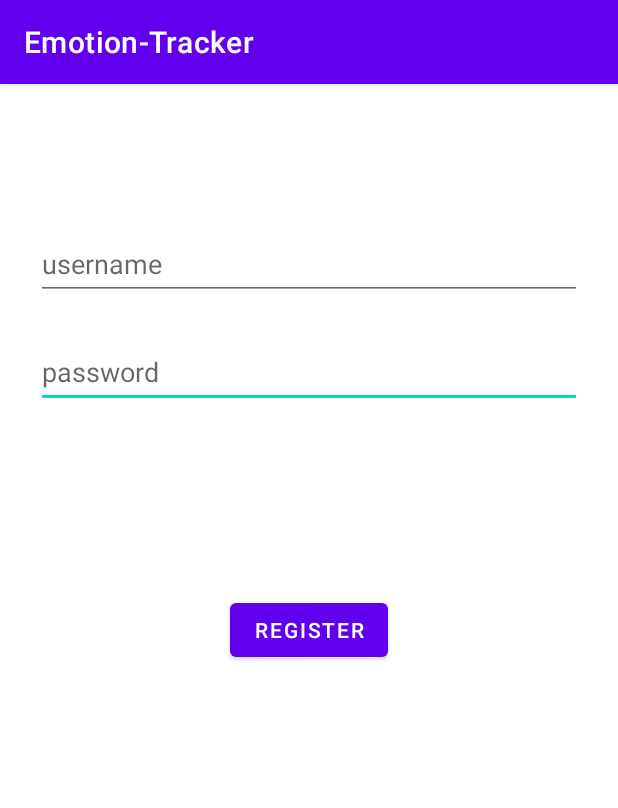
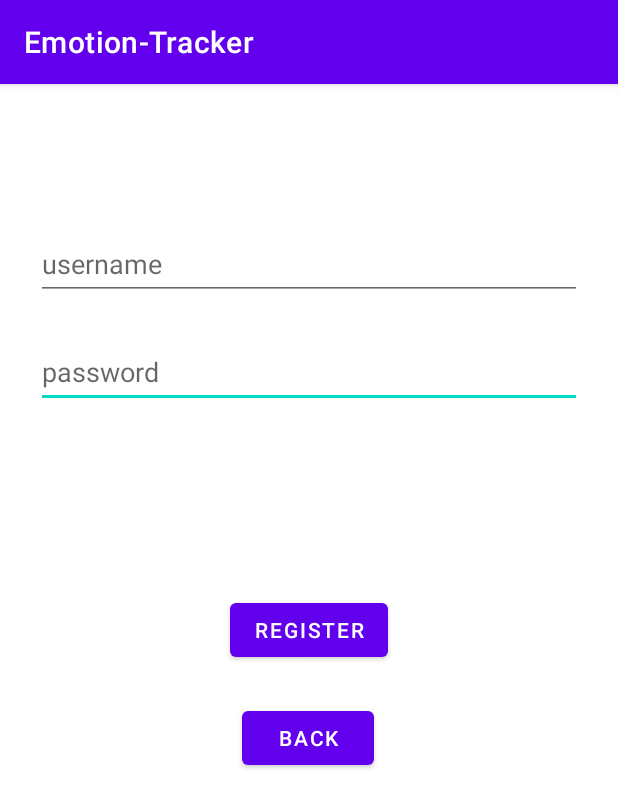
Before and after one commit to gabrielemarino-gm/Emotion-Tracker, an Android app: the RegisterActivity screen opened directly, with no data from a screen before it, on a phone screen of 412 x 824 dp. Shown: the top 808 px of the screen. Run offline under Robolectric (Android 15) with nearby library versions, the phone set to English and light mode, and no system bars; our stand-ins replace Firebase (no records; nobody signed in at launch, a user with empty details on screens opened directly).

Commit message:
added back button on the registration page

```diff
--- a/app/src/main/java/it/unipi/dii/emotion_tracker/RegisterActivity.kt
+++ b/app/src/main/java/it/unipi/dii/emotion_tracker/RegisterActivity.kt
@@ -16,6 +16,7 @@ class RegisterActivity : AppCompatActivity() {
     private lateinit var passwordText: EditText
     //private lateinit var dateOfBirth: EditText
     private lateinit var registerButton: Button
+    private lateinit var backButton: Button
 
 
 
@@ -27,6 +28,7 @@ class RegisterActivity : AppCompatActivity() {
         passwordText = findViewById(R.id.password_reg);
         //dateOfBirth = findViewById(R.id.date_of_birth)
         registerButton = findViewById(R.id.register);
+        backButton = findViewById(R.id.back_button);
 
         val database: FirebaseDatabase = FirebaseDatabase.getInstance("https://emotion-tracker-48387-default-rtdb.europe-west1.firebasedatabase.app/")
         val myRef: DatabaseReference = database.getReference("users")
@@ -39,6 +41,14 @@ class RegisterActivity : AppCompatActivity() {
             startActivity(intent)
             finish()
         }
+
+        backButton.setOnClickListener(){
+            val intent = Intent(this, LoginActivity::class.java)
+            startActivity(intent)
+            finish()
+        }
+
+
     }
 
 
--- a/app/src/main/res/layout/activity_register.xml
+++ b/app/src/main/res/layout/activity_register.xml
@@ -52,4 +52,16 @@
         app:layout_constraintStart_toStartOf="parent"
         app:layout_constraintTop_toBottomOf="@+id/password_reg" />
 
+    <Button
+        android:id="@+id/back_button"
+        android:layout_width="wrap_content"
+        android:layout_height="wrap_content"
+        android:layout_marginStart="158dp"
+        android:layout_marginTop="24dp"
+        android:layout_marginEnd="159dp"
+        android:text="Back"
+        app:layout_constraintEnd_toEndOf="parent"
+        app:layout_constraintStart_toStartOf="parent"
+        app:layout_constraintTop_toBottomOf="@+id/register" />
+
 </androidx.constraintlayout.widget.ConstraintLayout>
```
